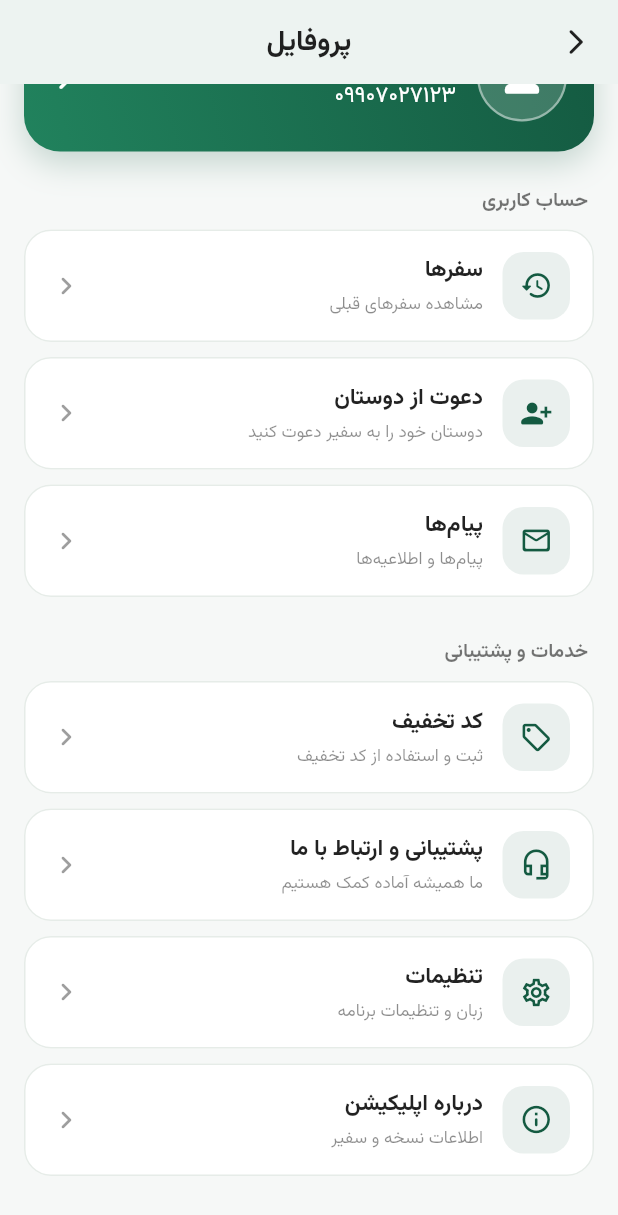
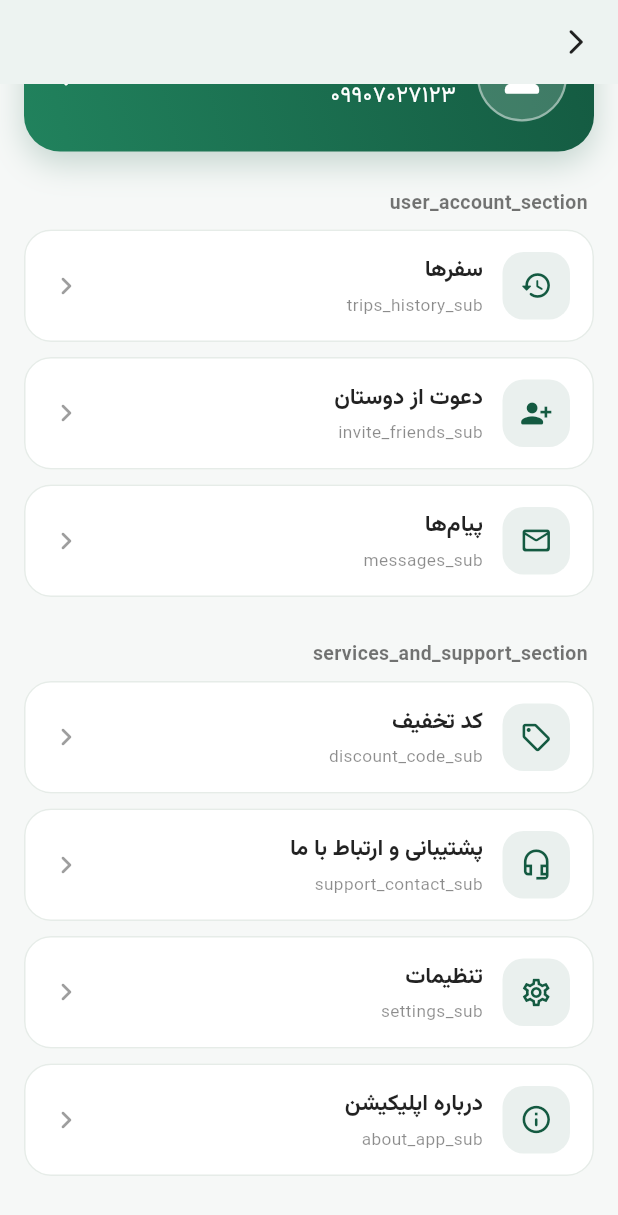
Before and after one commit to farhadrasa78-a11y/Safir_Mosafir, a Flutter app: the ProfileAnimatedMenu screen opened directly, scrolled down 73 dp, on a phone screen of 412 x 824 dp. Shown: the top 1215 px of the screen. Run offline on Flutter 3.47's test engine with Material 3 defaults, Android fonts, the phone set to English and light mode, and no system bars; our stand-ins replace cloud_firestore, connectivity_plus, easy_localization, firebase_auth, firebase_core, firebase_database and 11 more; missing offline and left inert: flutter_stripe, maplibre_gl, restart_app; accounts and stored records are empty; network calls fail.

Commit message:
Refactor text for localization and clean up code
Updated text strings for localization and improved code structure.

```diff
--- a/lib/widgets/animated_menus.dart
+++ b/lib/widgets/animated_menus.dart
@@ -40,7 +40,7 @@
   } else if (context.mounted) {
     ScaffoldMessenger.of(context).showSnackBar(
       SnackBar(
-        content: Text('امکان برقراری تماس وجود ندارد: $phone'),
+        content: Text('can_not_make_call'.tr(args: [phone])),
       ),
     );
   }
@@ -53,18 +53,13 @@
       ? user.uid.substring(0, 6).toUpperCase()
       : 'SAFIR2026';
 
-  final String shareMessage =
-      '''سلام! از اپلیکیشن سفیر برای درخواست تاکسی و پیک استفاده کن.
-با وارد کردن کد معرفی من ($referralCode) تخفیف بگیر!
-دانلود برنامه: https://safirapp.com/download''';
+  final String shareMessage = 'invite_message'.tr(args: [referralCode]);
 
   Share.share(shareMessage);
 }
 
 void _showDiscountModal(BuildContext context) {
-  final TextEditingController discountController =
-      TextEditingController();
-
+  final TextEditingController discountController = TextEditingController();
   bool isLoading = false;
 
   showModalBottomSheet(
@@ -98,9 +93,7 @@
                     ),
                     const SizedBox(width: 8),
                     Text(
-                      'discount_code'.tr().isEmpty
-                          ? 'ثبت کد تخفیف'
-                          : 'discount_code'.tr(),
+                      'discount_code'.tr(),
                       style: const TextStyle(
                         fontSize: 16,
                         fontWeight: FontWeight.bold,
@@ -113,7 +106,7 @@
                   controller: discountController,
                   textDirection: TextDirection.rtl,
                   decoration: InputDecoration(
-                    hintText: 'کد تخفیف را وارد کنید',
+                    hintText: 'enter_discount_code'.tr(),
                     border: OutlineInputBorder(
                       borderRadius: BorderRadius.circular(12),
                     ),
@@ -137,26 +130,21 @@
                     onPressed: isLoading
                         ? null
                         : () async {
-                            final String code =
-                                discountController.text.trim();
+                            final String code = discountController.text.trim();
 
-                            if (code.isEmpty) {
-                              return;
-                            }
+                            if (code.isEmpty) return;
 
                             setModalState(() {
                               isLoading = true;
                             });
 
                             try {
-                              final DatabaseReference couponRef =
-                                  FirebaseDatabase.instance
+                              final DatabaseReference couponRef = FirebaseDatabase.instance
                                   .ref()
                                   .child('coupons')
                                   .child(code);
 
-                              final DataSnapshot snapshot =
-                                  await couponRef.get();
+                              final DataSnapshot snapshot = await couponRef.get();
 
                               if (!context.mounted) return;
 
@@ -168,19 +156,15 @@
                                 Navigator.pop(sheetContext);
 
                                 ScaffoldMessenger.of(context).showSnackBar(
-                                  const SnackBar(
-                                    content: Text(
-                                      'کد تخفیف با موفقیت اعمال شد!',
-                                    ),
+                                  SnackBar(
+                                    content: Text('discount_applied_success'.tr()),
                                     backgroundColor: Colors.green,
                                   ),
                                 );
                               } else {
                                 ScaffoldMessenger.of(context).showSnackBar(
-                                  const SnackBar(
-                                    content: Text(
-                                      'کد تخفیف معتبر نیست',
-                                    ),
+                                  SnackBar(
+                                    content: Text('discount_invalid'.tr()),
                                     backgroundColor: Colors.red,
                                   ),
                                 );
@@ -194,7 +178,7 @@
 
                               ScaffoldMessenger.of(context).showSnackBar(
                                 SnackBar(
-                                  content: Text('خطا: $e'),
+                                  content: Text('error_occurred'.tr(args: [e.toString()])),
                                 ),
                               );
                             }
@@ -208,9 +192,9 @@
                               strokeWidth: 2.5,
                             ),
                           )
-                        : const Text(
-                            'اعمال کد',
-                            style: TextStyle(
+                        : Text(
+                            'apply_code'.tr(),
+                            style: const TextStyle(
                               color: Colors.white,
                               fontWeight: FontWeight.bold,
                             ),
@@ -244,9 +228,7 @@
               ),
               const SizedBox(width: 8),
               Text(
-                'about_app'.tr().isEmpty
-                    ? 'درباره سفیر'
-                    : 'about_app'.tr(),
+                'about_app'.tr(),
                 style: const TextStyle(
                   fontSize: 16,
                   fontWeight: FontWeight.bold,
@@ -255,11 +237,7 @@
             ],
           ),
           content: Text(
-            'about_app_desc'.tr().isEmpty
-                ? '''اپلیکیشن آنلاین درخواست تاکسی، باربری و خدمات بین‌شهری سفیر.
-نسخه: 1.0.0
-ارائه‌دهنده خدمات حمل‌ونقل ایمن و سریع.'''
-                : 'about_app_desc'.tr(),
+            'about_app_desc'.tr(),
             style: const TextStyle(
               fontSize: 13,
               height: 1.6,
@@ -269,7 +247,7 @@
             TextButton(
               onPressed: () => Navigator.pop(dialogContext),
               child: Text(
-                'close'.tr().isEmpty ? 'بستن' : 'close'.tr(),
+                'close'.tr(),
                 style: const TextStyle(
                   color: safirBrandColor,
                   fontWeight: FontWeight.bold,
@@ -294,8 +272,7 @@
   final ValueChanged<String>? onLanguageChanged;
 
   @override
-  State<ProfileAnimatedMenu> createState() =>
-      _ProfileAnimatedMenuState();
+  State<ProfileAnimatedMenu> createState() => _ProfileAnimatedMenuState();
 }
 
 class _ProfileAnimatedMenuState extends State<ProfileAnimatedMenu> {
@@ -303,37 +280,26 @@
     if (userName.trim().isNotEmpty) {
       return userName.trim();
     }
-
-    final String translated = 'user_default'.tr();
-
-    if (translated.isNotEmpty && translated != 'user_default') {
-      return translated;
-    }
-
-    return 'کاربر سفیر';
+    return 'user_default'.tr();
   }
 
   String _displayPhone() {
     if (userPhone.trim().isNotEmpty) {
       return userPhone.trim();
     }
-
-    return '۰۹۹۰۷۰۲۷۱۲۳';
+    return '09907027123';
   }
 
   @override
   Widget build(BuildContext context) {
-    return Directionality(
-      textDirection: TextDirection.rtl,
-      child: Scaffold(
+    return Scaffold(
       backgroundColor: const Color(0xFFF6F8F7),
       appBar: AppBar(
   backgroundColor: Colors.white,
   elevation: 0,
-          centerTitle: true,
   automaticallyImplyLeading: false,
   leading: IconButton(
-            tooltip: 'بازگشت',
+    tooltip: 'back'.tr(),
     icon: const Icon(
       Icons.arrow_back_ios_new_rounded,
       color: Colors.black87,
@@ -341,16 +307,7 @@
     ),
     onPressed: () => Navigator.pop(context),
   ),
-          title: Text(
-            'profile'.tr().isEmpty
-                ? 'پروفایل'
-                : 'profile'.tr(),
-            style: const TextStyle(
-              color: Colors.black87,
-              fontSize: 19,
-              fontWeight: FontWeight.bold,
-            ),
-          ),
+  // title حذف شد تا بالای صفحه کاملاً خالی باشد
 ),
       body: SafeArea(
         child: ListView(
@@ -359,13 +316,11 @@
           children: [
             _buildProfileHeader(),
             const SizedBox(height: 24),
-              _buildSectionTitle('حساب کاربری'),
+            _buildSectionTitle('user_account_section'.tr()),
             _buildMenuItem(
               icon: Icons.history_rounded,
-                title: 'trips_history'.tr().isEmpty
-                    ? 'سفرها'
-                    : 'trips_history'.tr(),
-                subtitle: 'مشاهده سفرهای قبلی',
+              title: 'trips_history'.tr(),
+              subtitle: 'trips_history_sub'.tr(),
               onTap: () {
                 Navigator.push(
                   context,
@@ -377,18 +332,14 @@
             ),
             _buildMenuItem(
               icon: Icons.person_add_alt_1_rounded,
-                title: 'invite_friends'.tr().isEmpty
-                    ? 'دعوت دوستان'
-                    : 'invite_friends'.tr(),
-                subtitle: 'دوستان خود را به سفیر دعوت کنید',
+              title: 'invite_friends'.tr(),
+              subtitle: 'invite_friends_sub'.tr(),
               onTap: () => _shareInviteCode(context),
             ),
             _buildMenuItem(
               icon: Icons.mail_outline_rounded,
-                title: 'messages'.tr().isEmpty
-                    ? 'پیام‌ها'
-                    : 'messages'.tr(),
-                subtitle: 'پیام‌ها و اطلاعیه‌ها',
+              title: 'messages'.tr(),
+              subtitle: 'messages_sub'.tr(),
               onTap: () {
                 Navigator.push(
                   context,
@@ -399,38 +350,30 @@
               },
             ),
             const SizedBox(height: 18),
-              _buildSectionTitle('خدمات و پشتیبانی'),
+            _buildSectionTitle('services_and_support_section'.tr()),
             _buildMenuItem(
               icon: Icons.local_offer_outlined,
-                title: 'discount_code'.tr().isEmpty
-                    ? 'کد تخفیف'
-                    : 'discount_code'.tr(),
-                subtitle: 'ثبت و استفاده از کد تخفیف',
+              title: 'discount_code'.tr(),
+              subtitle: 'discount_code_sub'.tr(),
               onTap: () => _showDiscountModal(context),
             ),
             _buildMenuItem(
               icon: Icons.headset_mic_outlined,
-                title: 'support_contact'.tr().isEmpty
-                    ? 'تماس با پشتیبانی'
-                    : 'support_contact'.tr(),
-                subtitle: 'ما همیشه آماده کمک هستیم',
+              title: 'support_contact'.tr(),
+              subtitle: 'support_contact_sub'.tr(),
               onTap: () => _makeSupportCall(context),
             ),
             _buildMenuItem(
               icon: Icons.settings_outlined,
-                title: 'settings'.tr().isEmpty
-                    ? 'تنظیمات'
-                    : 'settings'.tr(),
-                subtitle: 'زبان و تنظیمات برنامه',
+              title: 'settings'.tr(),
+              subtitle: 'settings_sub'.tr(),
               onTap: () {
                 Navigator.push(
                   context,
                   MaterialPageRoute(
                     builder: (_) => SettingsScreen(
-                        currentLanguage:
-                            widget.currentLanguage ?? 'fa',
-                        onLanguageChanged:
-                            widget.onLanguageChanged ?? (_) {},
+                      currentLanguage: widget.currentLanguage ?? 'fa',
+                      onLanguageChanged: widget.onLanguageChanged ?? (_) {},
                     ),
                   ),
                 );
@@ -438,14 +381,11 @@
             ),
             _buildMenuItem(
               icon: Icons.info_outline_rounded,
-                title: 'about_app'.tr().isEmpty
-                    ? 'درباره برنامه'
-                    : 'about_app'.tr(),
-                subtitle: 'اطلاعات نسخه و سفیر',
+              title: 'about_app'.tr(),
+              subtitle: 'about_app_sub'.tr(),
               onTap: () => _showAboutAppDialog(context),
             ),
           ],
-          ),
         ),
       ),
     );
@@ -534,9 +474,9 @@
                   ),
                 ),
                 const Icon(
-                  Icons.arrow_back_ios_new_rounded,
+                  Icons.chevron_left_rounded,
                   color: Colors.white,
-                  size: 20,
+                  size: 24,
                 ),
               ],
             ),
```
Lines whose indentation alone changed are shown as unchanged.
